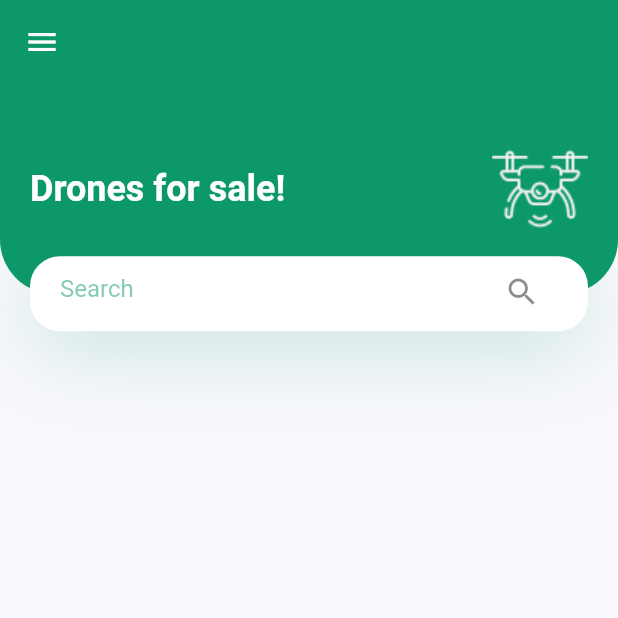
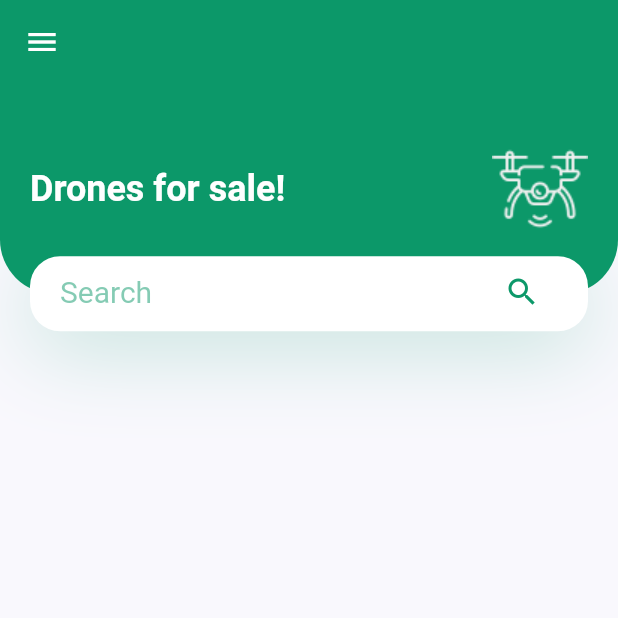
Before and after one commit to NatanDuarte/drone_store, a Flutter app: the screen it shows after launch, on a phone screen of 412 x 824 dp, the top half of it. Run offline on Flutter 3.47's test engine with Material 2 defaults, Android fonts, the phone set to English and light mode, and no system bars.

Commit message:
improvement in search bar

```diff
--- a/lib/screens/home/components/header_with_search_bar.dart
+++ b/lib/screens/home/components/header_with_search_bar.dart
@@ -64,11 +64,16 @@ class HeaderWithSearchBar extends StatelessWidget {
                 decoration: InputDecoration(
                   hintText: searchBarHint,
                   hintStyle: TextStyle(
+                    fontSize: 20,
                     color: customPrimaryColor.withOpacity(0.5),
                   ),
                   enabledBorder: InputBorder.none,
                   focusedBorder: InputBorder.none,
-                    suffixIcon: const Icon(Icons.search)),
+                  suffixIcon: const Icon(
+                    Icons.search,
+                    color: customPrimaryColor,
+                  ),
+                ),
               ),
             ),
           ),
```
Lines whose indentation alone changed are shown as unchanged.
